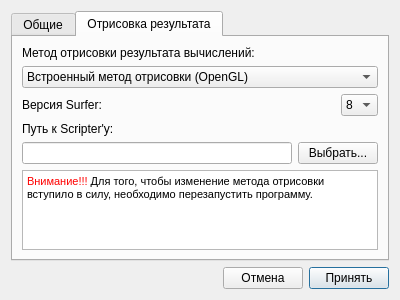
Above: src/settings/settings_window.ui from pvantonov/qnavierstokes before the change. Below: the same form after it.
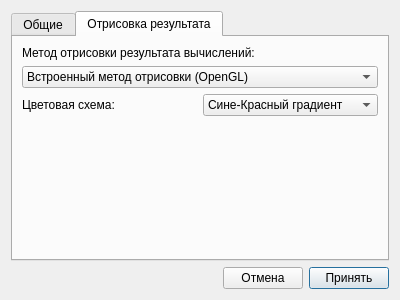
That is the form after the change. The open tabs and pages were chosen to show the change.

Commit message: Удалена поддержка Surfer

```diff
--- a/src/settings/settings_window.ui
+++ b/src/settings/settings_window.ui
@@ -146,105 +146,6 @@
            </item>
           </layout>
          </widget>
-         <widget class="QWidget" name="surferEngineSettingsPage">
-          <layout class="QVBoxLayout" name="verticalLayout_4">
-           <property name="leftMargin">
-            <number>0</number>
-           </property>
-           <property name="topMargin">
-            <number>0</number>
-           </property>
-           <property name="rightMargin">
-            <number>0</number>
-           </property>
-           <property name="bottomMargin">
-            <number>0</number>
-           </property>
-           <item>
-            <layout class="QHBoxLayout" name="horizontalLayout3">
-             <item>
-              <widget class="QLabel" name="label">
-               <property name="text">
-                <string>Версия Surfer:</string>
-               </property>
-              </widget>
-             </item>
-             <item>
-              <spacer name="horizontalSpacer2">
-               <property name="orientation">
-                <enum>Qt::Horizontal</enum>
-               </property>
-               <property name="sizeHint" stdset="0">
-                <size>
-                 <width>40</width>
-                 <height>20</height>
-                </size>
-               </property>
-              </spacer>
-             </item>
-             <item>
-              <widget class="QComboBox" name="surferVersionComboBox">
-               <item>
-                <property name="text">
-                 <string>8</string>
-                </property>
-               </item>
-               <item>
-                <property name="text">
-                 <string>9</string>
-                </property>
-               </item>
-              </widget>
-             </item>
-            </layout>
-           </item>
-           <item>
-            <widget class="QLabel" name="scripterPathLabel">
-             <property name="text">
-              <string>Путь к Scripter'у:</string>
-             </property>
-            </widget>
-           </item>
-           <item>
-            <layout class="QHBoxLayout" name="horizontalLayout2">
-             <item>
-              <widget class="QLineEdit" name="scripterPathLineEdit">
-               <property name="readOnly">
-                <bool>true</bool>
-               </property>
-              </widget>
-             </item>
-             <item>
-              <widget class="QPushButton" name="scripterPathButton">
-               <property name="text">
-                <string>Выбрать...</string>
-               </property>
-              </widget>
-             </item>
-            </layout>
-           </item>
-          </layout>
-         </widget>
-        </widget>
-       </item>
-       <item>
-        <widget class="QTextEdit" name="textEdit">
-         <property name="frameShape">
-          <enum>QFrame::StyledPanel</enum>
-         </property>
-         <property name="readOnly">
-          <bool>true</bool>
-         </property>
-         <property name="html">
-          <string>&lt;!DOCTYPE HTML PUBLIC &quot;-//W3C//DTD HTML 4.0//EN&quot; &quot;http://www.w3.org/TR/REC-html40/strict.dtd&quot;&gt;
-&lt;html&gt;&lt;head&gt;&lt;meta name=&quot;qrichtext&quot; content=&quot;1&quot; /&gt;&lt;meta charset=&quot;utf-8&quot; /&gt;&lt;style type=&quot;text/css&quot;&gt;
-p, li { white-space: pre-wrap; }
-hr { height: 1px; border-width: 0; }
-li.unchecked::marker { content: &quot;\2610&quot;; }
-li.checked::marker { content: &quot;\2612&quot;; }
-&lt;/style&gt;&lt;/head&gt;&lt;body style=&quot; font-family:'Segoe UI'; font-size:9pt; font-weight:400; font-style:normal;&quot;&gt;
-&lt;p style=&quot; margin-top:0px; margin-bottom:0px; margin-left:0px; margin-right:0px; -qt-block-indent:0; text-indent:0px;&quot;&gt;&lt;span style=&quot; font-family:'MS Shell Dlg 2'; font-size:8pt; color:#ff0000;&quot;&gt;Внимание!!!&lt;/span&gt;&lt;span style=&quot; font-family:'MS Shell Dlg 2'; font-size:8pt; color:#000000;&quot;&gt; Для того, чтобы изменение метода отрисовки вступило в силу, необходимо перезапустить программу.&lt;/span&gt;&lt;/p&gt;&lt;/body&gt;&lt;/html&gt;</string>
-         </property>
         </widget>
        </item>
       </layout>
```
Left out of the diff: 5 changed lines with no effect on the pictures. The commit also changes 11 other files.
